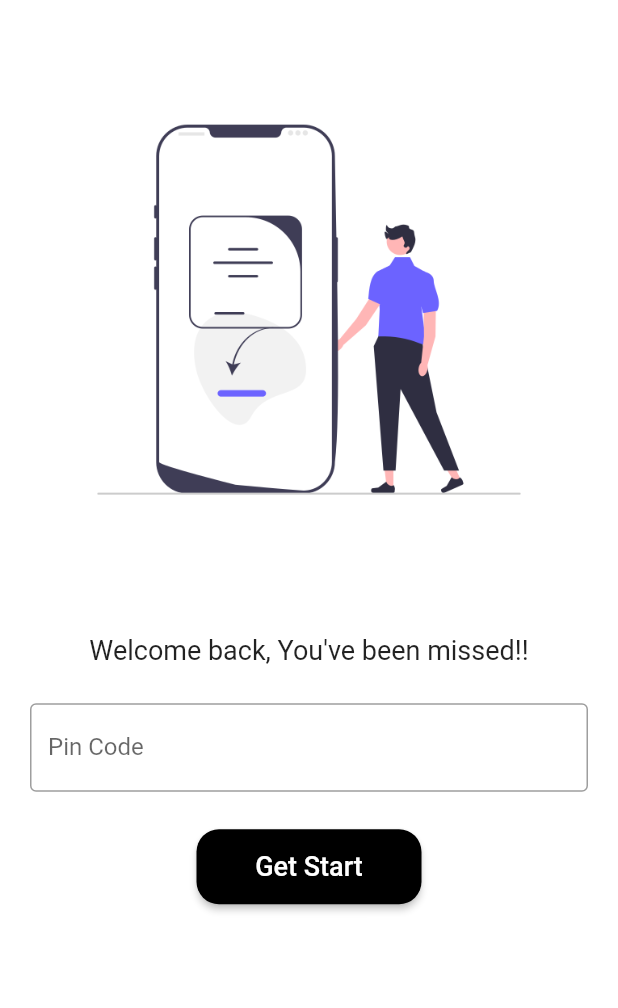
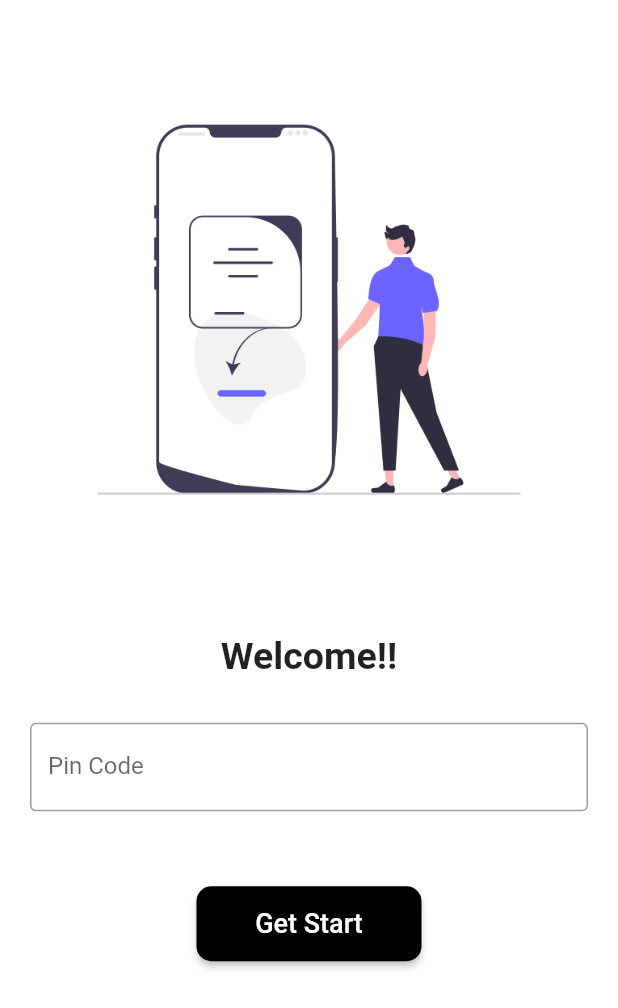
Before and after one commit to funky-dev99/Attendance-System, a Flutter app: the screen it shows after launch, on a phone screen of 412 x 824 dp. Shown: the top 1008 px of the screen. Run offline on Flutter 3.47's test engine with Material 2 defaults, Android fonts, the phone set to English and light mode, and no system bars; our stand-ins replace file_picker, shared_preferences; missing offline and left inert: qr_code_scanner.

Commit message:
login page deco

```diff
--- a/attendance_system/lib/pages/login.dart
+++ b/attendance_system/lib/pages/login.dart
@@ -48,11 +48,12 @@ class _LoginPageState extends State<LoginPage> {
 
                 //Welcome Back Text
                 const Text(
-                  'Welcome back, You\'ve been missed!!',
-                  style: TextStyle(color: Colors.black87, fontSize: 18),
+                  'Welcome!!',
+                  style: TextStyle(color: Colors.black87, fontSize: 25,
+                  fontWeight: FontWeight.bold),
                 ),
                 const SizedBox(
-                  height: 25,
+                  height: 30,
                 ),
 
                 Padding(
@@ -71,7 +72,7 @@ class _LoginPageState extends State<LoginPage> {
                 ),
 
                 const SizedBox(
-                  height: 25,
+                  height: 50,
                 ),
 
                 MaterialButton(
@@ -94,7 +95,7 @@ class _LoginPageState extends State<LoginPage> {
                   height: 50.0,
                   color: Colors.black,
                   shape: RoundedRectangleBorder(
-                    borderRadius: BorderRadius.circular(15.0),
+                    borderRadius: BorderRadius.circular(10.0),
                   ),
                   child: const Text(
                     'Get Start',
```
